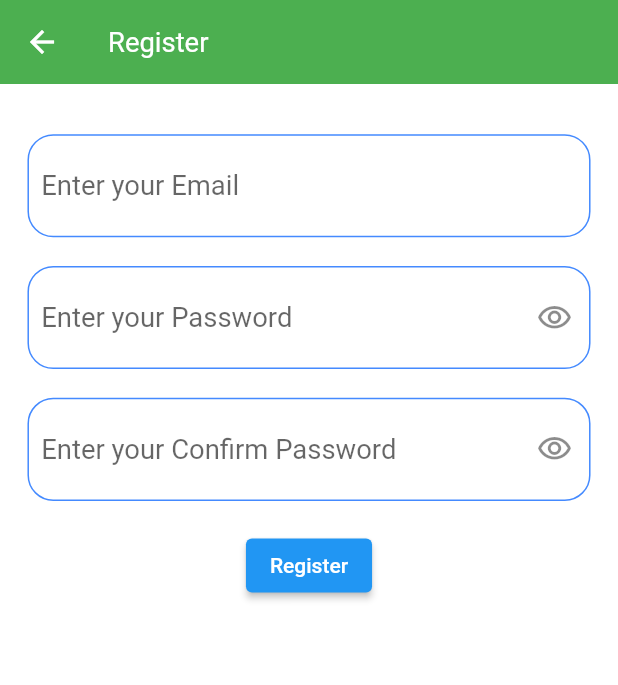
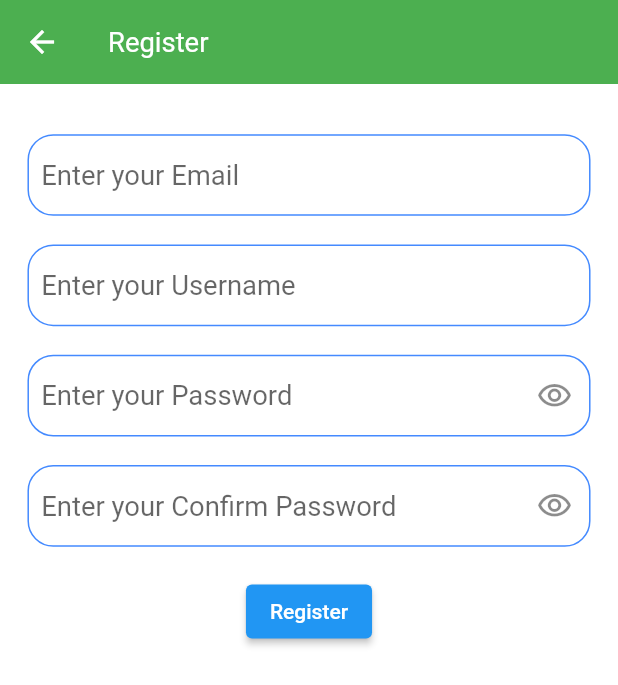
Before and after one commit to IchinoseBinit/medic, a Flutter app: the screen it shows after launch, after a tap on "Login", after a tap on "Register", on a phone screen of 412 x 824 dp. Shown: the top 685 px of the screen. Run offline on Flutter 3.47's test engine with Material 2 defaults, Android fonts, the phone set to English and light mode, and no system bars; our stand-ins replace flutter_screenutil, google_fonts; network calls fail.

Commit message:
added changes in login and register api:

```diff
--- /dev/null
+++ b/lib/constants/urls.dart
@@ -0,0 +1,6 @@
+const _baseUrl = "http://192.168.7.32:3001";
+
+const _users = "$_baseUrl/users";
+
+const registerUrl = _users;
+const loginUrl = "$_users/login_user";
--- a/lib/main.dart
+++ b/lib/main.dart
@@ -1,5 +1,8 @@
 import 'package:flutter/material.dart';
 import 'package:flutter_screenutil/flutter_screenutil.dart';
+import 'package:medic/providers/login_provider.dart';
+import 'package:medic/providers/register_provider.dart';
+import 'package:provider/provider.dart';
 import '/screens/login_screen.dart';
 import '/theme/theme_data.dart';
 
@@ -17,10 +20,20 @@ class MyApp extends StatelessWidget {
       designSize: const Size(360, 690),
       minTextAdapt: true,
       splitScreenMode: true,
-      builder: () => MaterialApp(
-        title: 'E-Medic',
-        theme: lightTheme(context),
-        home: LoginScreen(),
+      builder: () => MultiProvider(
+        providers: [
+          ChangeNotifierProvider(
+            create: (_) => RegisterProvider(),
+          ),
+          ChangeNotifierProvider(
+            create: (_) => LoginProvider(),
+          ),
+        ],
+        child: MaterialApp(
+          title: 'E-Medic',
+          theme: lightTheme(context),
+          home: LoginScreen(),
+        ),
       ),
     );
   }
--- /dev/null
+++ b/lib/providers/login_provider.dart
@@ -0,0 +1,17 @@
+import 'package:flutter/material.dart';
+import 'package:medic/api/api_call.dart';
+
+class LoginProvider extends ChangeNotifier {
+  loginUser({
+    required String username,
+    required String password,
+  }) async {
+    try {
+      final map = {"username": username, "password": password};
+
+      await APICall().postRequestWithoutToken(map);
+    } catch (ex) {
+      rethrow;
+    }
+  }
+}
--- /dev/null
+++ b/lib/providers/register_provider.dart
@@ -0,0 +1,19 @@
+import 'package:flutter/material.dart';
+import 'package:medic/api/api_call.dart';
+
+class RegisterProvider extends ChangeNotifier {
+  registerUser(
+    BuildContext context, {
+    required String email,
+    required String username,
+    required String password,
+  }) async {
+    try {
+      final map = {"email": email, "username": username, "password": password};
+
+      await APICall().postRequestWithoutToken(map);
+    } catch (ex) {
+      rethrow;
+    }
+  }
+}
--- a/lib/screens/login_screen.dart
+++ b/lib/screens/login_screen.dart
@@ -1,5 +1,7 @@
 import 'package:flutter/material.dart';
 import 'package:flutter_screenutil/flutter_screenutil.dart';
+import 'package:medic/providers/login_provider.dart';
+import 'package:provider/provider.dart';
 
 import '/constants/constants.dart';
 import '/screens/home_screen.dart';
@@ -13,7 +15,7 @@ class LoginScreen extends StatelessWidget {
 
   // final bool canCheckBioMetric;
 
-  final emailController = TextEditingController();
+  final usernameController = TextEditingController();
   final passwordController = TextEditingController();
 
   final formKey = GlobalKey<FormState>();
@@ -41,11 +43,12 @@ class LoginScreen extends StatelessWidget {
                   height: 8.h,
                 ),
                 GeneralTextField(
-                  title: "Email",
-                  controller: emailController,
+                  title: "Username",
+                  controller: usernameController,
                   textInputType: TextInputType.emailAddress,
                   textInputAction: TextInputAction.next,
-                  validate: (value) => ValidationMixin().validateEmail(value!),
+                  validate: (value) =>
+                      ValidationMixin().validate(value!, "Username"),
                   onFieldSubmitted: (_) {},
                 ),
                 SizedBox(
@@ -93,41 +96,24 @@ class LoginScreen extends StatelessWidget {
   }
 
   void _submit(BuildContext context, bool isAuthenticated) async {
+    final dialog = GeneralAlertDialog();
+
     try {
       if (!formKey.currentState!.validate()) {
         return;
       }
-      GeneralAlertDialog().customLoadingDialog(context);
-      await Future.delayed(const Duration(seconds: 3));
-      Navigator.pop(context);
+      dialog.customLoadingDialog(context);
+      await Provider.of<LoginProvider>(context, listen: false).loginUser(
+          username: usernameController.text, password: passwordController.text);
       Navigator.pushReplacement(
         context,
         MaterialPageRoute(
           builder: (_) => const HomeScreen(),
         ),
       );
-
-      // Provider.of<UserProvider>(context, listen: false).setUser(map);
-      // }
-      // Navigator.pop(context);
-      // if (isAuthenticated) {
-      //   Navigator.pushReplacement(
-      //     context,
-      //     MaterialPageRoute(
-      //       builder: (_) => const HomeScreen(),
-      //     ),
-      //   );
-      // } else {
-      //   Navigator.pushReplacement(
-      //     context,
-      //     MaterialPageRoute(
-      //       builder: (_) => FingerPrintAuthScreen(
-      //         username: emailController.text,
-      //         password: passwordController.text,
-      //       ),
-      //     ),
-      //   );
-      // }
-    } catch (e) {}
+    } catch (ex) {
+      Navigator.pop(context);
+      dialog.customAlertDialog(context, ex.toString());
+    }
   }
 }
--- a/lib/screens/register_screen.dart
+++ b/lib/screens/register_screen.dart
@@ -1,4 +1,6 @@
 import 'package:flutter/material.dart';
+import 'package:medic/providers/register_provider.dart';
+import 'package:provider/provider.dart';
 import '/constants/constants.dart';
 import 'package:flutter_screenutil/flutter_screenutil.dart';
 import '/utils/validation_mixin.dart';
@@ -9,6 +11,7 @@ class RegisterScreen extends StatelessWidget {
   RegisterScreen({Key? key}) : super(key: key);
 
   final emailController = TextEditingController();
+  final usernameController = TextEditingController();
   final passwordController = TextEditingController();
   final confirmPasswordController = TextEditingController();
   final formKey = GlobalKey<FormState>();
@@ -41,6 +44,18 @@ class RegisterScreen extends StatelessWidget {
                 textInputType: TextInputType.emailAddress,
                 textInputAction: TextInputAction.next,
                 validate: (value) => ValidationMixin().validateEmail(value!),
+                onFieldSubmitted: (_) {},
+              ),
+              SizedBox(
+                height: 16.h,
+              ),
+              GeneralTextField(
+                title: "Username",
+                controller: usernameController,
+                textInputType: TextInputType.name,
+                textInputAction: TextInputAction.next,
+                validate: (value) =>
+                    ValidationMixin().validate(value!, "Username"),
                 onFieldSubmitted: (_) {},
               ),
               SizedBox(
@@ -85,13 +100,23 @@ class RegisterScreen extends StatelessWidget {
   }
 
   submit(context) async {
+    final dialog = GeneralAlertDialog();
     try {
       if (formKey.currentState!.validate()) {
-        GeneralAlertDialog().customLoadingDialog(context);
-        await Future.delayed(const Duration(seconds: 3));
+        dialog.customLoadingDialog(context);
+        await Provider.of<RegisterProvider>(context, listen: false)
+            .registerUser(
+          context,
+          email: emailController.text,
+          username: usernameController.text,
+          password: passwordController.text,
+        );
         Navigator.pop(context);
         Navigator.pop(context);
       }
-    } catch (ex) {}
+    } catch (ex) {
+      Navigator.pop(context);
+      dialog.customAlertDialog(context, ex.toString());
+    }
   }
 }
--- /dev/null
+++ b/lib/utils/string_to_url.dart
@@ -0,0 +1,3 @@
+Uri stringToUrl(String urlString) {
+  return Uri.parse(urlString);
+}
--- a/lib/widgets/general_text_field.dart
+++ b/lib/widgets/general_text_field.dart
@@ -1,5 +1,6 @@
 import 'package:flutter/material.dart';
 import 'package:flutter/services.dart';
+import 'package:flutter_screenutil/flutter_screenutil.dart';
 
 class GeneralTextField extends StatefulWidget {
   const GeneralTextField({
@@ -45,6 +46,7 @@ class _GeneralTextFieldState extends State<GeneralTextField> {
       obscureText: toHide,
       textInputAction: widget.textInputAction,
       decoration: InputDecoration(
+        contentPadding: EdgeInsets.symmetric(horizontal: 8.w, vertical: 14.h),
         suffixIcon: widget.isObscure
             ? IconButton(
                 icon: Icon(
--- a/pubspec.yaml
+++ b/pubspec.yaml
@@ -36,6 +36,8 @@ dependencies:
   cupertino_icons: ^1.0.2
   flutter_screenutil: ^5.3.1
   google_fonts: ^2.3.1
+  http: ^0.13.4
+  provider: ^6.0.2
 
 dev_dependencies:
   flutter_test:
```
Also changed, not shown: lib/api/api_call.dart (added, +32 -0 lines), lib/api/api_client.dart (added, +81 -0 lines), lib/screens/home_screen.dart (+5 -4 lines), lib/screens/list_of_medicines.dart (+7 -4 lines), lib/utils/request_type.dart (added, +8 -0 lines), lib/widgets/curved_body_widget.dart (+10 -9 lines), pubspec.lock.
